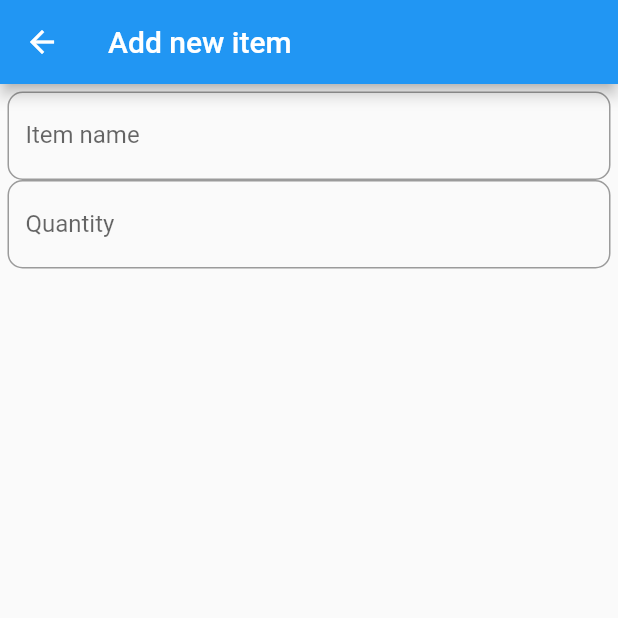
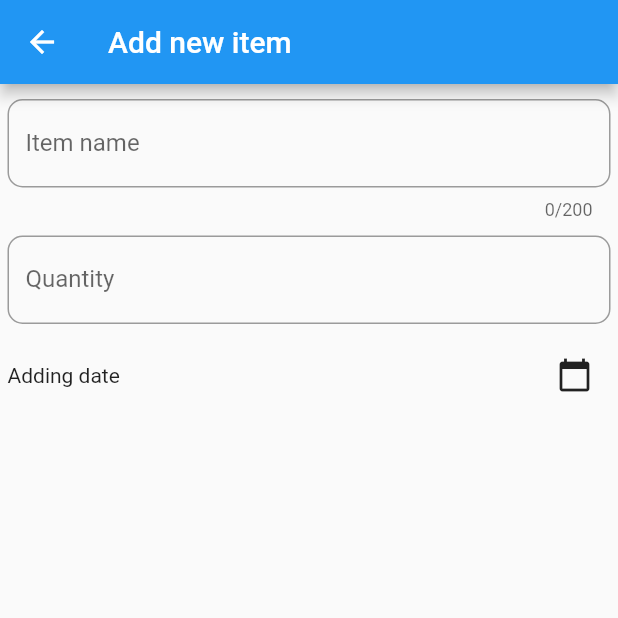
Before and after one commit to PawelRaciborski/pantroid_flutter, a Flutter app: the AddItemPage screen opened by its route, on a phone screen of 412 x 824 dp, the top half of it. Run offline on Flutter 3.47's test engine with Material 2 defaults, Android fonts, the phone set to English and light mode, and no system bars.

Commit message:
#1: Basic input

```diff
--- a/lib/add/add_item_page.dart
+++ b/lib/add/add_item_page.dart
@@ -1,3 +1,5 @@
+import 'dart:async';
+
 import 'package:flutter/material.dart';
 import 'package:flutter/services.dart';
 
@@ -10,11 +12,42 @@ class AddItemPage extends StatelessWidget {
       appBar: AppBar(
         title: Text("Add new item"),
       ),
-      body: Container(
-        margin: EdgeInsets.all(5.0),
-        child: Column(
+      body: Column(
         children: <Widget>[
-            TextFormField(
+          _buildNameInput(),
+          _buildQuantityInput(),
+          _buildDateInput(context)
+        ],
+      ),
+    );
+  }
+
+  Widget _buildDateInput(BuildContext context) {
+    return Container(
+      margin: const EdgeInsets.all(5.0),
+      child: Row(
+        children: <Widget>[
+          Expanded(
+              flex: 1,
+              child: _DatePicker(onDateSelected: (dateTime) {
+                debugPrint(dateTime.toString());
+              })),
+          IconButton(
+            icon: Icon(Icons.calendar_today),
+            onPressed: () {
+              _showDatePicker(context);
+            },
+          ),
+        ],
+      ),
+    );
+  }
+
+  Widget _buildNameInput() => Container(
+        margin: const EdgeInsets.fromLTRB(5, 10, 5, 5),
+        child: TextFormField(
+          maxLines: 1,
+          maxLength: 200,
           decoration: InputDecoration(
             labelText: 'Item name',
             border: OutlineInputBorder(
@@ -24,7 +57,11 @@ class AddItemPage extends StatelessWidget {
             ),
           ),
         ),
-            TextFormField(
+      );
+
+  Widget _buildQuantityInput() => Container(
+        margin: const EdgeInsets.all(5.0),
+        child: TextFormField(
           keyboardType: TextInputType.number,
           inputFormatters: [WhitelistingTextInputFormatter.digitsOnly],
           decoration: InputDecoration(
@@ -35,10 +72,62 @@ class AddItemPage extends StatelessWidget {
               ),
             ),
           ),
-            )
-          ],
-        ),
         ),
       );
+
+  Future<void> _showDatePicker(BuildContext context) async {}
+}
+
+class _DatePicker extends StatefulWidget {
+  final DateTime selectedDate;
+  final Function(DateTime) onDateSelected;
+
+  _DatePicker({this.selectedDate, @required this.onDateSelected});
+
+  @override
+  State<StatefulWidget> createState() => _DatePickerState(
+      selectedDate: selectedDate);
+}
+
+class _DatePickerState extends State<_DatePicker> {
+  DateTime selectedDate;
+
+  _DatePickerState({this.selectedDate});
+
+  String get _displayText {
+    if (selectedDate != null) {
+      return selectedDate.toString();
+    } else {
+      return "Adding date";
     }
   }
+
+  @override
+  Widget build(BuildContext context) {
+    return GestureDetector(
+      child: Text(
+        _displayText,
+      ),
+      onTap: () => _showDatePicker(context, selectedDate, (dateTime) {
+        setState(() {
+          selectedDate = dateTime;
+        });
+        widget.onDateSelected(dateTime);
+      }),
+    );
+  }
+
+  Future<void> _showDatePicker(
+    BuildContext context,
+    DateTime initialDate,
+    Function(DateTime) onDateSelected,
+  ) async {
+    final DateTime picked = await showDatePicker(
+      context: context,
+      firstDate: DateTime.fromMillisecondsSinceEpoch(0),
+      lastDate: DateTime.now().add(Duration(days: 1000)),
+      initialDate: initialDate ?? DateTime.now(),
+    );
+    onDateSelected(picked);
+  }
+}
```
Lines whose indentation alone changed are shown as unchanged.
